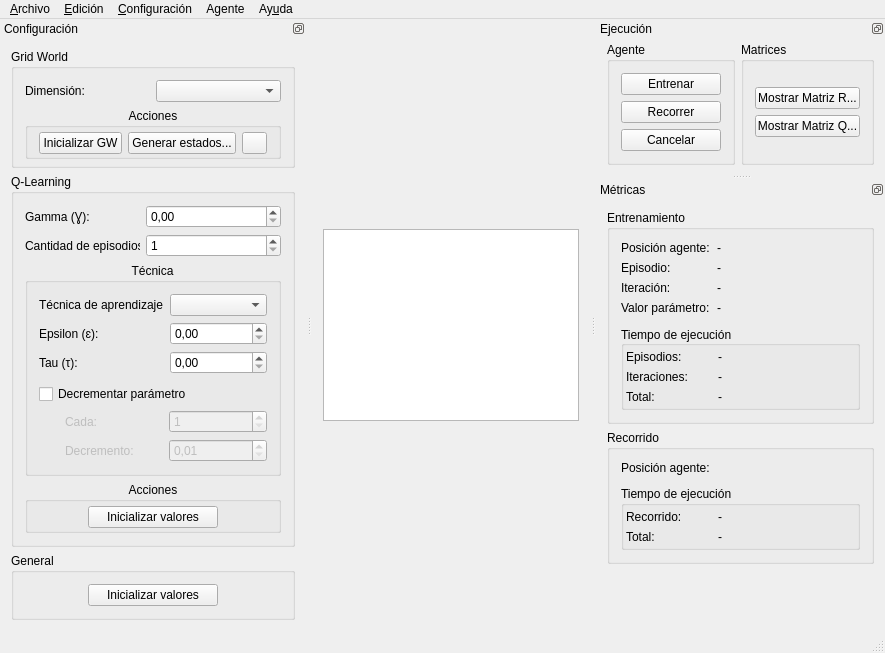
First picture: the form in gui/qt/IA2013TPIRLGUI/mainwindow.ui, repository ssebastianj/ia2013-tpi-rl, before the edit.
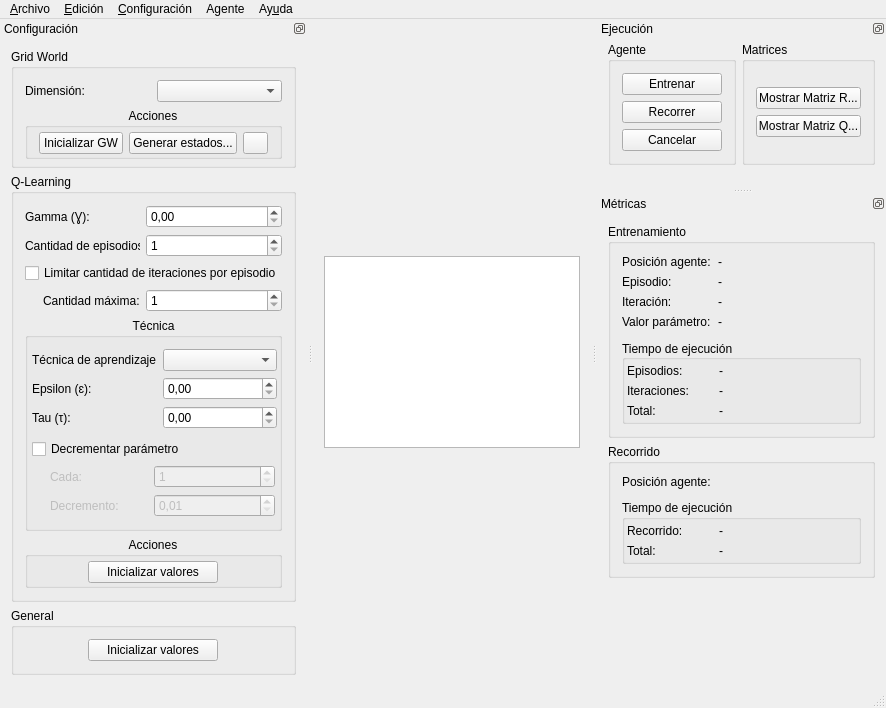
Second picture: the form after the edit. Icons and pictures are not drawn.

Commit message: Implementando limitador de iteraciones. Microoptimizaciones en workers y técnicas.

What changed in the file:
```diff
--- a/gui/qt/IA2013TPIRLGUI/mainwindow.ui
+++ b/gui/qt/IA2013TPIRLGUI/mainwindow.ui
@@ -8,7 +8,7 @@
     <x>0</x>
     <y>0</y>
     <width>821</width>
-    <height>583</height>
+    <height>632</height>
    </rect>
   </property>
   <property name="windowTitle">
@@ -258,69 +258,7 @@
         <string>Q-Learning</string>
        </property>
        <layout class="QGridLayout" name="gridLayout_8">
-        <item row="0" column="0">
-         <layout class="QGridLayout" name="gridLayout_7">
-          <item row="0" column="0">
-           <widget class="QLabel" name="lblGamma">
-            <property name="maximumSize">
-             <size>
-              <width>115</width>
-              <height>16777215</height>
-             </size>
-            </property>
-            <property name="text">
-             <string>Gamma (Ɣ):</string>
-            </property>
-            <property name="buddy">
-             <cstring>sbQLGamma</cstring>
-            </property>
-           </widget>
-          </item>
-          <item row="1" column="0">
-           <widget class="QLabel" name="label_2">
-            <property name="maximumSize">
-             <size>
-              <width>115</width>
-              <height>16777215</height>
-             </size>
-            </property>
-            <property name="text">
-             <string>Cantidad de episodios:</string>
-            </property>
-            <property name="buddy">
-             <cstring>sbCantidadEpisodios</cstring>
-            </property>
-           </widget>
-          </item>
-          <item row="1" column="1" colspan="2">
-           <widget class="QSpinBox" name="sbCantidadEpisodios">
-            <property name="toolTip">
-             <string>&lt;html&gt;&lt;head/&gt;&lt;body&gt;&lt;p align=&quot;center&quot;&gt;&lt;span style=&quot; font-weight:600; font-style:italic;&quot;&gt;Cantidad de Episodios&lt;/span&gt;&lt;/p&gt;&lt;p&gt;Número de Episodios (Plays) a realizar durante la fase de aprendizaje (entrenamiento). Un episodio es un recorrido desde un estado dado hasta el estado &lt;span style=&quot; font-style:italic;&quot;&gt;final.&lt;/span&gt;&lt;/p&gt;&lt;/body&gt;&lt;/html&gt;</string>
-            </property>
-            <property name="minimum">
-             <number>1</number>
-            </property>
-            <property name="maximum">
-             <number>1000000000</number>
-            </property>
-           </widget>
-          </item>
-          <item row="0" column="1" colspan="2">
-           <widget class="QDoubleSpinBox" name="sbQLGamma">
-            <property name="toolTip">
-             <string>&lt;html&gt;&lt;head/&gt;&lt;body&gt;&lt;p align=&quot;center&quot;&gt;&lt;span style=&quot; font-weight:600; font-style:italic;&quot;&gt;Factor de descuento&lt;/span&gt;&lt;/p&gt;&lt;p&gt;Cuanto más cerca de 1 se encuentre este valor mayor será el &lt;span style=&quot; font-style:italic;&quot;&gt;peso&lt;/span&gt; asignado a los refuerzos futuros.&lt;/p&gt;&lt;/body&gt;&lt;/html&gt;</string>
-            </property>
-            <property name="maximum">
-             <double>0.990000000000000</double>
-            </property>
-            <property name="singleStep">
-             <double>0.010000000000000</double>
-            </property>
-           </widget>
-          </item>
-         </layout>
-        </item>
-        <item row="1" column="0">
+        <item row="3" column="0">
          <widget class="QGroupBox" name="groupBox_6">
           <property name="title">
            <string>Técnica</string>
@@ -332,16 +270,28 @@
            <bool>true</bool>
           </property>
           <layout class="QGridLayout" name="gridLayout_12">
+           <property name="leftMargin">
+            <number>4</number>
+           </property>
+           <property name="rightMargin">
+            <number>2</number>
+           </property>
            <item row="0" column="0">
             <layout class="QGridLayout" name="gridLayout_4">
              <item row="2" column="0" colspan="2">
               <widget class="QLabel" name="lblTau">
                <property name="sizePolicy">
-                <sizepolicy hsizetype="Expanding" vsizetype="Preferred">
+                <sizepolicy hsizetype="Fixed" vsizetype="Preferred">
                  <horstretch>0</horstretch>
                  <verstretch>0</verstretch>
                 </sizepolicy>
                </property>
+               <property name="minimumSize">
+                <size>
+                 <width>116</width>
+                 <height>0</height>
+                </size>
+               </property>
                <property name="maximumSize">
                 <size>
                  <width>125</width>
@@ -362,11 +312,17 @@
              <item row="1" column="0" colspan="2">
               <widget class="QLabel" name="lblEpsilon">
                <property name="sizePolicy">
-                <sizepolicy hsizetype="Expanding" vsizetype="Preferred">
+                <sizepolicy hsizetype="Fixed" vsizetype="Preferred">
                  <horstretch>0</horstretch>
                  <verstretch>0</verstretch>
                 </sizepolicy>
                </property>
+               <property name="minimumSize">
+                <size>
+                 <width>116</width>
+                 <height>0</height>
+                </size>
+               </property>
                <property name="maximumSize">
                 <size>
                  <width>125</width>
@@ -436,11 +392,26 @@
              <property name="topMargin">
               <number>4</number>
              </property>
+             <property name="rightMargin">
+              <number>2</number>
+             </property>
              <item row="1" column="1">
               <widget class="QLabel" name="label_3">
                <property name="enabled">
                 <bool>false</bool>
                </property>
+               <property name="sizePolicy">
+                <sizepolicy hsizetype="Fixed" vsizetype="Preferred">
+                 <horstretch>0</horstretch>
+                 <verstretch>0</verstretch>
+                </sizepolicy>
+               </property>
+               <property name="minimumSize">
+                <size>
+                 <width>98</width>
+                 <height>0</height>
+                </size>
+               </property>
                <property name="text">
                 <string>Cada:</string>
                </property>
@@ -459,7 +430,7 @@
                </property>
                <property name="sizeHint" stdset="0">
                 <size>
-                 <width>20</width>
+                 <width>12</width>
                  <height>20</height>
                 </size>
                </property>
@@ -486,6 +457,18 @@
                <property name="enabled">
                 <bool>false</bool>
                </property>
+               <property name="sizePolicy">
+                <sizepolicy hsizetype="Fixed" vsizetype="Preferred">
+                 <horstretch>0</horstretch>
+                 <verstretch>0</verstretch>
+                </sizepolicy>
+               </property>
+               <property name="minimumSize">
+                <size>
+                 <width>98</width>
+                 <height>0</height>
+                </size>
+               </property>
                <property name="text">
                 <string>Decremento:</string>
                </property>
@@ -552,7 +535,7 @@
                </property>
                <property name="sizeHint" stdset="0">
                 <size>
-                 <width>20</width>
+                 <width>12</width>
                  <height>20</height>
                 </size>
                </property>
@@ -563,7 +546,128 @@
           </layout>
          </widget>
         </item>
+        <item row="0" column="0">
+         <layout class="QGridLayout" name="gridLayout_6">
+          <item row="1" column="1">
+           <widget class="QSpinBox" name="sbCantidadEpisodios">
+            <property name="toolTip">
+             <string>&lt;html&gt;&lt;head/&gt;&lt;body&gt;&lt;p align=&quot;center&quot;&gt;&lt;span style=&quot; font-weight:600; font-style:italic;&quot;&gt;Cantidad de Episodios&lt;/span&gt;&lt;/p&gt;&lt;p&gt;Número de Episodios (Plays) a realizar durante la fase de aprendizaje (entrenamiento). Un episodio es un recorrido desde un estado dado hasta el estado &lt;span style=&quot; font-style:italic;&quot;&gt;final.&lt;/span&gt;&lt;/p&gt;&lt;/body&gt;&lt;/html&gt;</string>
+            </property>
+            <property name="minimum">
+             <number>1</number>
+            </property>
+            <property name="maximum">
+             <number>1000000000</number>
+            </property>
+           </widget>
+          </item>
+          <item row="1" column="0">
+           <widget class="QLabel" name="label_2">
+            <property name="maximumSize">
+             <size>
+              <width>115</width>
+              <height>16777215</height>
+             </size>
+            </property>
+            <property name="text">
+             <string>Cantidad de episodios:</string>
+            </property>
+            <property name="buddy">
+             <cstring>sbCantidadEpisodios</cstring>
+            </property>
+           </widget>
+          </item>
+          <item row="0" column="1">
+           <widget class="QDoubleSpinBox" name="sbQLGamma">
+            <property name="toolTip">
+             <string>&lt;html&gt;&lt;head/&gt;&lt;body&gt;&lt;p align=&quot;center&quot;&gt;&lt;span style=&quot; font-weight:600; font-style:italic;&quot;&gt;Factor de descuento&lt;/span&gt;&lt;/p&gt;&lt;p&gt;Cuanto más cerca de 1 se encuentre este valor mayor será el &lt;span style=&quot; font-style:italic;&quot;&gt;peso&lt;/span&gt; asignado a los refuerzos futuros.&lt;/p&gt;&lt;/body&gt;&lt;/html&gt;</string>
+            </property>
+            <property name="maximum">
+             <double>0.990000000000000</double>
+            </property>
+            <property name="singleStep">
+             <double>0.010000000000000</double>
+            </property>
+           </widget>
+          </item>
+          <item row="0" column="0">
+           <widget class="QLabel" name="lblGamma">
+            <property name="maximumSize">
+             <size>
+              <width>115</width>
+              <height>16777215</height>
+             </size>
+            </property>
+            <property name="text">
+             <string>Gamma (Ɣ):</string>
+            </property>
+            <property name="buddy">
+             <cstring>sbQLGamma</cstring>
+            </property>
+           </widget>
+          </item>
+         </layout>
+        </item>
         <item row="2" column="0">
+         <layout class="QGridLayout" name="gridLayout_7">
+          <item row="2" column="1">
+           <widget class="QLabel" name="lblCantMaxIteraciones">
+            <property name="sizePolicy">
+             <sizepolicy hsizetype="Fixed" vsizetype="Preferred">
+              <horstretch>0</horstretch>
+              <verstretch>0</verstretch>
+             </sizepolicy>
+            </property>
+            <property name="minimumSize">
+             <size>
+              <width>95</width>
+              <height>0</height>
+             </size>
+            </property>
+            <property name="text">
+             <string>Cantidad máxima:</string>
+            </property>
+            <property name="buddy">
+             <cstring>sbCantMaxIteraciones</cstring>
+            </property>
+           </widget>
+          </item>
+          <item row="2" column="2">
+           <widget class="QSpinBox" name="sbCantMaxIteraciones">
+            <property name="minimum">
+             <number>1</number>
+            </property>
+            <property name="maximum">
+             <number>1000000000</number>
+            </property>
+           </widget>
+          </item>
+          <item row="2" column="0">
+           <spacer name="horizontalSpacer_2">
+            <property name="orientation">
+             <enum>Qt::Horizontal</enum>
+            </property>
+            <property name="sizeType">
+             <enum>QSizePolicy::Fixed</enum>
+            </property>
+            <property name="sizeHint" stdset="0">
+             <size>
+              <width>12</width>
+              <height>20</height>
+             </size>
+            </property>
+           </spacer>
+          </item>
+          <item row="1" column="0" colspan="3">
+           <widget class="QCheckBox" name="chkLimitarCantIteraciones">
+            <property name="text">
+             <string>Limitar cantidad de iteraciones por episodio</string>
+            </property>
+           </widget>
+          </item>
+         </layout>
+        </item>
+        <item row="4" column="0">
          <widget class="QGroupBox" name="groupBox_7">
           <property name="title">
            <string>Acciones</string>
```
Left out of the diff: 70 changed lines with no effect on the pictures. The commit also changes 11 other files.
